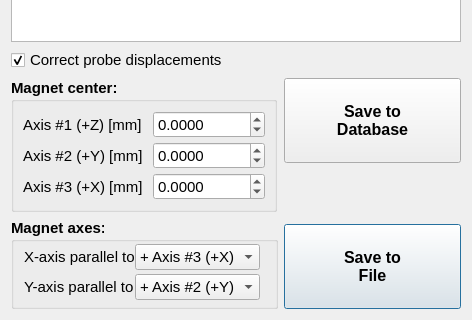
Before: the Qt Designer form hallbench/gui/ui/savefieldmapdialog.ui in lnls-ima/hall-bench-control, drawn with Qt 5; both pictures show x 0 to 472 and y 574 to 894 of the 472 by 894 pixel window.
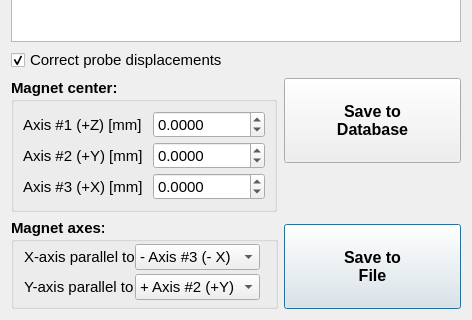
After: the same form once the commit is applied. Icons and pictures are not drawn.

Commit message: Add signal in supply widget to update current setpoint

Patch:
```diff
--- a/hallbench/gui/ui/savefieldmapdialog.ui
+++ b/hallbench/gui/ui/savefieldmapdialog.ui
@@ -1073,6 +1073,9 @@
           <bold>false</bold>
          </font>
         </property>
+        <property name="currentIndex">
+         <number>1</number>
+        </property>
         <item>
          <property name="text">
           <string>+ Axis #3 (+X)</string>
```
The commit also changes 6 other files.
